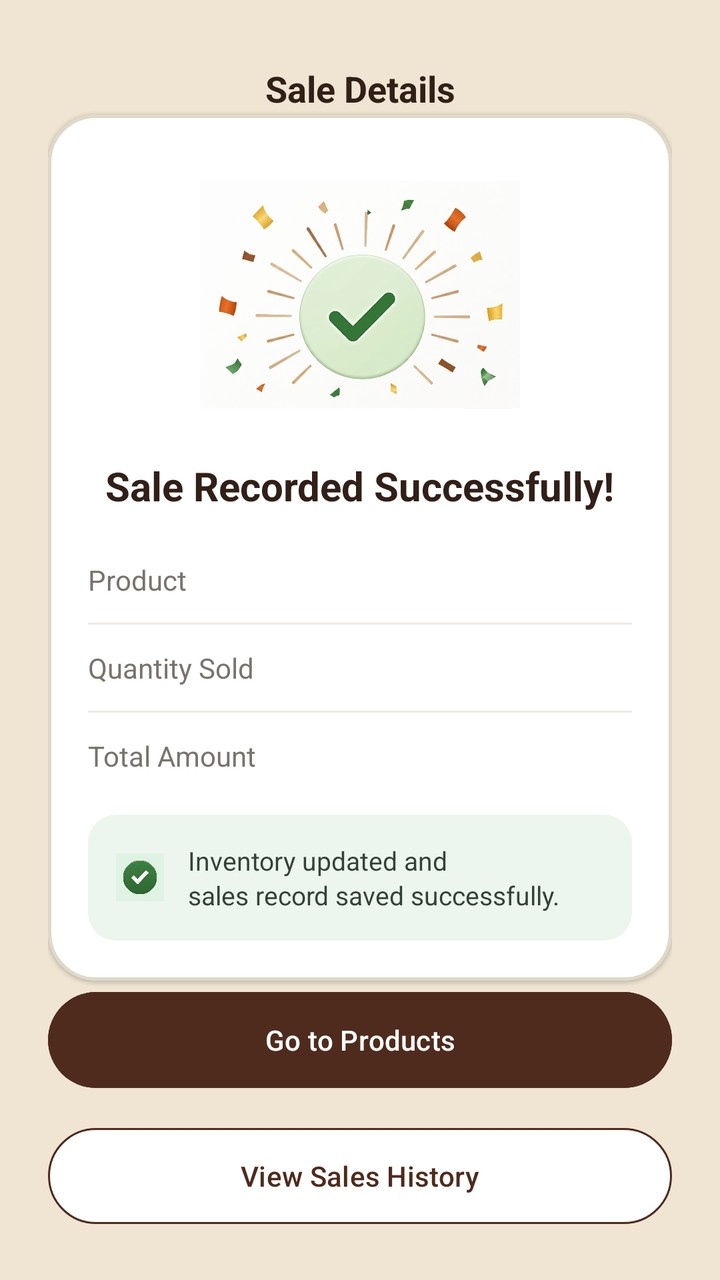
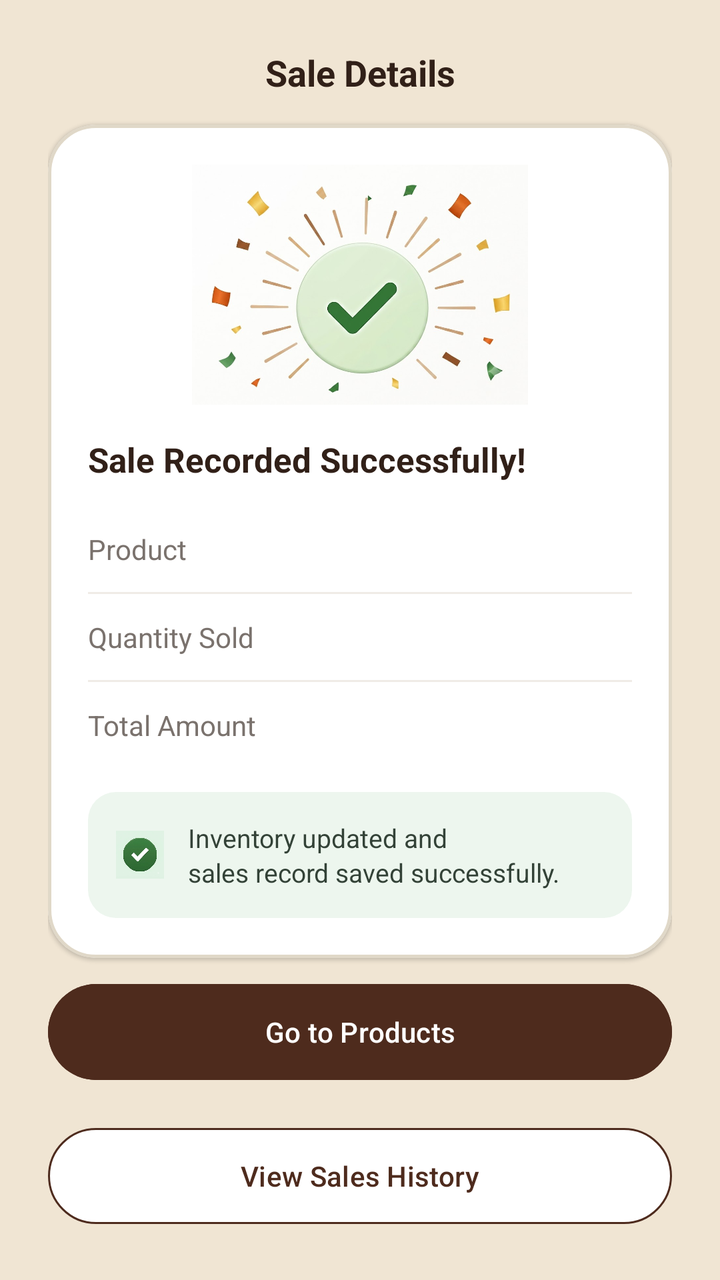

The first picture is an Android layout as it rendered before a commit; the second is the same layout after the commit. The layout source and the unified diff follow.
<!-- AndroidManifest.xml: application theme Theme.COCOBAR -->
<!-- res/layout/activity_sale_success.xml -->
<?xml version="1.0" encoding="utf-8"?>
<androidx.constraintlayout.widget.ConstraintLayout xmlns:android="http://schemas.android.com/apk/res/android"
    xmlns:app="http://schemas.android.com/apk/res-auto"
    android:layout_width="match_parent"
    android:layout_height="match_parent"
    android:background="@color/coco_card_beige"
    android:padding="24dp">

    <TextView
        android:id="@+id/tvHeaderTitle"
        android:layout_width="wrap_content"
        android:layout_height="wrap_content"
        android:text="Sale Details"
        android:textColor="#312018"
        android:textSize="18sp"
        android:textStyle="bold"
        android:layout_marginTop="8dp"
        app:layout_constraintStart_toStartOf="parent"
        app:layout_constraintEnd_toEndOf="parent"
        app:layout_constraintTop_toTopOf="parent"/>

    
    <com.google.android.material.card.MaterialCardView
        android:id="@+id/cardSuccess"
        android:layout_width="match_parent"
        android:layout_height="wrap_content"
        app:cardBackgroundColor="#FFFFFF"
        app:strokeColor="#E0D8C8"
        app:cardCornerRadius="24dp"
        app:cardElevation="1dp"
        app:strokeWidth="1.5dp"
        app:layout_constraintTop_toBottomOf="@id/tvHeaderTitle"
        app:layout_constraintBottom_toTopOf="@id/btnGoToProducts"
        app:layout_constraintVertical_bias="0.4">

        <LinearLayout
            android:layout_width="match_parent"
            android:layout_height="wrap_content"
            android:gravity="center_horizontal"
            android:orientation="vertical"
            android:padding="20dp">

            
            <ImageView
                android:id="@+id/ivSuccess"
                android:layout_width="160dp"
                android:layout_height="140dp"
                android:adjustViewBounds="true"
                android:src="@drawable/checkbox_on_background" />

            
            <TextView
                android:id="@+id/tvSuccessTitle"
                android:layout_width="wrap_content"
                android:layout_height="wrap_content"
                android:layout_marginTop="12dp"
                android:text="Sale Recorded Successfully!"
                android:textColor="#312018"
                android:textSize="20sp"
                android:textStyle="bold" />

            <LinearLayout
                android:layout_width="match_parent"
                android:layout_height="wrap_content"
                android:orientation="vertical"
                android:layout_marginTop="24dp"
                android:background="#FFFFFF">

                <LinearLayout
                    android:layout_width="match_parent"
                    android:layout_height="wrap_content">
                    <TextView
                        android:layout_width="0dp"
                        android:layout_height="wrap_content"
                        android:layout_weight="1"
                        android:text="Product"
                        android:textColor="#7A726D"/>
                    <TextView
                        android:id="@+id/tvSummaryProduct"
                        android:layout_width="wrap_content"
                        android:layout_height="wrap_content"
                        android:textColor="#312018"
                        android:textStyle="bold"/>
                </LinearLayout>

                <View
                    android:layout_width="match_parent"
                    android:layout_height="1dp"
                    android:layout_marginTop="12dp"
                    android:layout_marginBottom="12dp"
                    android:background="#F0EBE6" />

                <LinearLayout
                    android:layout_width="match_parent"
                    android:layout_height="wrap_content">
                    <TextView
                        android:layout_width="0dp"
                        android:layout_height="wrap_content"
                        android:layout_weight="1"
                        android:text="Quantity Sold"
                        android:textColor="#7A726D"/>
                    <TextView
                        android:id="@+id/tvSummaryQty"
                        android:layout_width="wrap_content"
                        android:layout_height="wrap_content"
                        android:textColor="#312018"
                        android:textStyle="bold"/>
                </LinearLayout>

                <View
                    android:layout_width="match_parent"
                    android:layout_height="1dp"
                    android:layout_marginTop="12dp"
                    android:layout_marginBottom="12dp"
                    android:background="#F0EBE6" />

                <LinearLayout
                    android:layout_width="match_parent"
                    android:layout_height="wrap_content">
                    <TextView
                        android:layout_width="0dp"
                        android:layout_height="wrap_content"
                        android:layout_weight="1"
                        android:text="Total Amount"
                        android:textColor="#7A726D"/>
                    <TextView
                        android:id="@+id/tvSummaryTotal"
                        android:layout_width="wrap_content"
                        android:layout_height="wrap_content"
                        android:textColor="#388E3C"
                        android:textStyle="bold"/>
                </LinearLayout>

            </LinearLayout>

            
            <LinearLayout
                android:layout_width="match_parent"
                android:layout_height="wrap_content"
                android:layout_marginTop="20dp"
                android:background="@drawable/bg_alert_light_green"
                android:gravity="center_vertical"
                android:orientation="horizontal"
                android:padding="14dp">

                <ImageView
                    android:layout_width="24dp"
                    android:layout_height="24dp"
                    android:src="@drawable/ic_check_circle" />

                <TextView
                    android:id="@+id/tvAlertNotice"
                    android:layout_width="match_parent"
                    android:layout_height="wrap_content"
                    android:layout_marginStart="12dp"
                    android:lineSpacingExtra="2dp"
                    android:text="Inventory updated and\nsales record saved successfully."
                    android:textColor="#334237"
                    android:textSize="13sp" />
            </LinearLayout>

        </LinearLayout>
    </com.google.android.material.card.MaterialCardView>

    <Button
        android:id="@+id/btnGoToProducts"
        android:layout_width="match_parent"
        android:layout_height="56dp"
        android:text="Go to Products"
        android:backgroundTint="#4E2B1D"
        android:textColor="@color/white"
        android:layout_marginBottom="12dp"
        app:layout_constraintBottom_toTopOf="@id/btnViewHistory"/>

    <Button
        android:id="@+id/btnViewHistory"
        android:layout_width="match_parent"
        android:layout_height="56dp"
        android:text="View Sales History"
        android:backgroundTint="@color/white"
        android:textColor="#4E2B1D"
        app:strokeColor="#4E2B1D"
        app:strokeWidth="1dp"
        app:layout_constraintBottom_toBottomOf="parent"/>

</androidx.constraintlayout.widget.ConstraintLayout>
<!-- resources referenced by this layout -->
<resources>
  <color name="coco_card_beige">#F0E5D3</color>
  <color name="white">#FFFFFFFF</color>
  <!-- drawable bg_alert_light_green (drawable) -->
  <?xml version="1.0" encoding="utf-8"?>
  <shape xmlns:android="http://schemas.android.com/apk/res/android"
      android:shape="rectangle">
      <solid android:color="#EDF6EE" />
      <corners android:radius="14dp" />
  </shape>
  <!-- drawable checkbox_on_background: png bitmap (drawable, 387786 bytes) -->
  <!-- drawable ic_check_circle: png bitmap (drawable, 276137 bytes) -->
  <style name="Theme.COCOBAR" parent="Base.Theme.COCOBAR" />
  <style name="Base.Theme.COCOBAR" parent="Theme.Material3.DayNight.NoActionBar">
  
          <item name="android:windowLightStatusBar">false</item>
  
      </style>
</resources>

<!-- the commit's change to res/layout/activity_sale_success.xml (unified diff, before → after) -->
@@ -14,7 +14,6 @@
         android:textColor="#312018"
         android:textSize="18sp"
         android:textStyle="bold"
-        android:layout_marginTop="8dp"
         app:layout_constraintStart_toStartOf="parent"
         app:layout_constraintEnd_toEndOf="parent"
         app:layout_constraintTop_toTopOf="parent"/>
@@ -22,13 +21,17 @@
     
     <com.google.android.material.card.MaterialCardView
         android:id="@+id/cardSuccess"
-        android:layout_width="match_parent"
+        android:layout_width="0dp"
         android:layout_height="wrap_content"
+        android:layout_marginTop="24dp"
+        android:layout_marginBottom="24dp"
         app:cardBackgroundColor="#FFFFFF"
         app:strokeColor="#E0D8C8"
         app:cardCornerRadius="24dp"
         app:cardElevation="1dp"
         app:strokeWidth="1.5dp"
+        app:layout_constraintStart_toStartOf="parent"
+        app:layout_constraintEnd_toEndOf="parent"
         app:layout_constraintTop_toBottomOf="@id/tvHeaderTitle"
         app:layout_constraintBottom_toTopOf="@id/btnGoToProducts"
         app:layout_constraintVertical_bias="0.4">
@@ -36,27 +39,27 @@
         <LinearLayout
             android:layout_width="match_parent"
             android:layout_height="wrap_content"
-            android:gravity="center_horizontal"
             android:orientation="vertical"
             android:padding="20dp">
 
             
             <ImageView
                 android:id="@+id/ivSuccess"
-                android:layout_width="160dp"
-                android:layout_height="140dp"
+                android:layout_width="180dp"
+                android:layout_height="120dp"
+                android:layout_gravity="center_horizontal"
                 android:adjustViewBounds="true"
                 android:src="@drawable/checkbox_on_background" />
 
             
             <TextView
                 android:id="@+id/tvSuccessTitle"
-                android:layout_width="wrap_content"
+                android:layout_width="match_parent"
                 android:layout_height="wrap_content"
-                android:layout_marginTop="12dp"
+                android:layout_marginTop="16dp"
                 android:text="Sale Recorded Successfully!"
                 android:textColor="#312018"
-                android:textSize="20sp"
+                android:textSize="17sp"
                 android:textStyle="bold" />
 
             <LinearLayout
@@ -137,7 +140,7 @@
             <LinearLayout
                 android:layout_width="match_parent"
                 android:layout_height="wrap_content"
-                android:layout_marginTop="20dp"
+                android:layout_marginTop="24dp"
                 android:background="@drawable/bg_alert_light_green"
                 android:gravity="center_vertical"
                 android:orientation="horizontal"
@@ -162,25 +165,30 @@
         </LinearLayout>
     </com.google.android.material.card.MaterialCardView>
 
+    
     <Button
         android:id="@+id/btnGoToProducts"
-        android:layout_width="match_parent"
+        android:layout_width="0dp"
         android:layout_height="56dp"
         android:text="Go to Products"
         android:backgroundTint="#4E2B1D"
         android:textColor="@color/white"
-        android:layout_marginBottom="12dp"
+        android:layout_marginBottom="16dp"
+        app:layout_constraintStart_toStartOf="parent"
+        app:layout_constraintEnd_toEndOf="parent"
         app:layout_constraintBottom_toTopOf="@id/btnViewHistory"/>
 
     <Button
         android:id="@+id/btnViewHistory"
-        android:layout_width="match_parent"
+        android:layout_width="0dp"
         android:layout_height="56dp"
         android:text="View Sales History"
         android:backgroundTint="@color/white"
         android:textColor="#4E2B1D"
         app:strokeColor="#4E2B1D"
         app:strokeWidth="1dp"
+        app:layout_constraintStart_toStartOf="parent"
+        app:layout_constraintEnd_toEndOf="parent"
         app:layout_constraintBottom_toBottomOf="parent"/>
 
 </androidx.constraintlayout.widget.ConstraintLayout>
<!-- resource entries referenced after the edit -->
@@ -14,8 +14,11 @@
   <style name="Theme.COCOBAR" parent="Base.Theme.COCOBAR" />
   <style name="Base.Theme.COCOBAR" parent="Theme.Material3.DayNight.NoActionBar">
   
+          <item name="android:statusBarColor">@color/black</item>
+  
           <item name="android:windowLightStatusBar">false</item>
   
       </style>
+  <color name="black">#FF000000</color>
 </resources>
 
